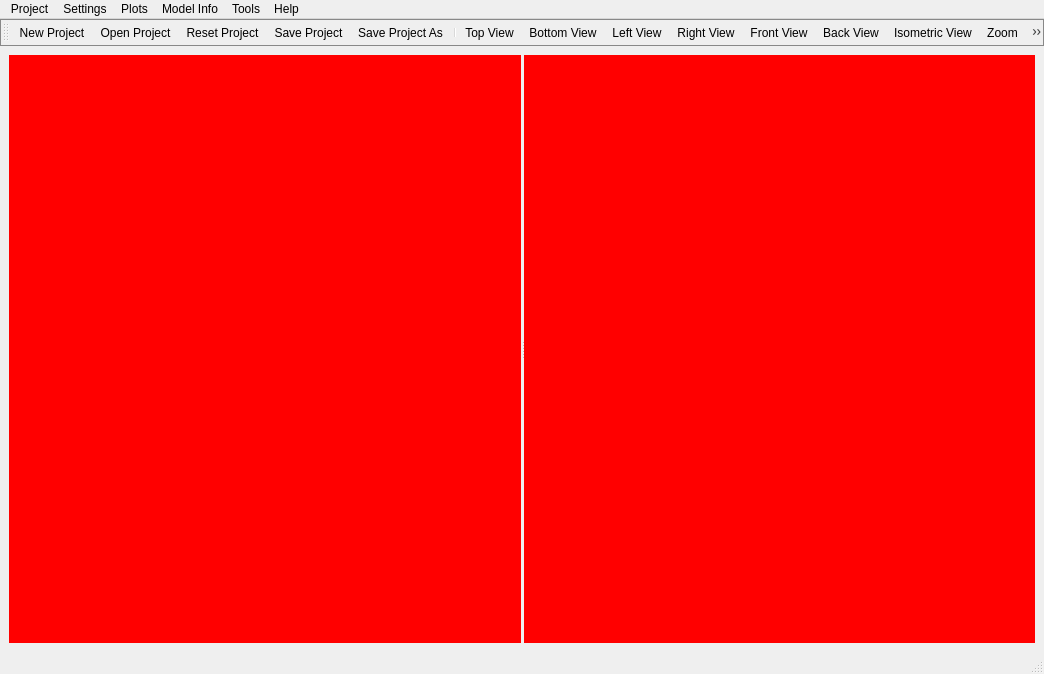
open-pulse/OpenPulse, file pulse/interface/data/ui_files/main_window.ui: the form before one commit.
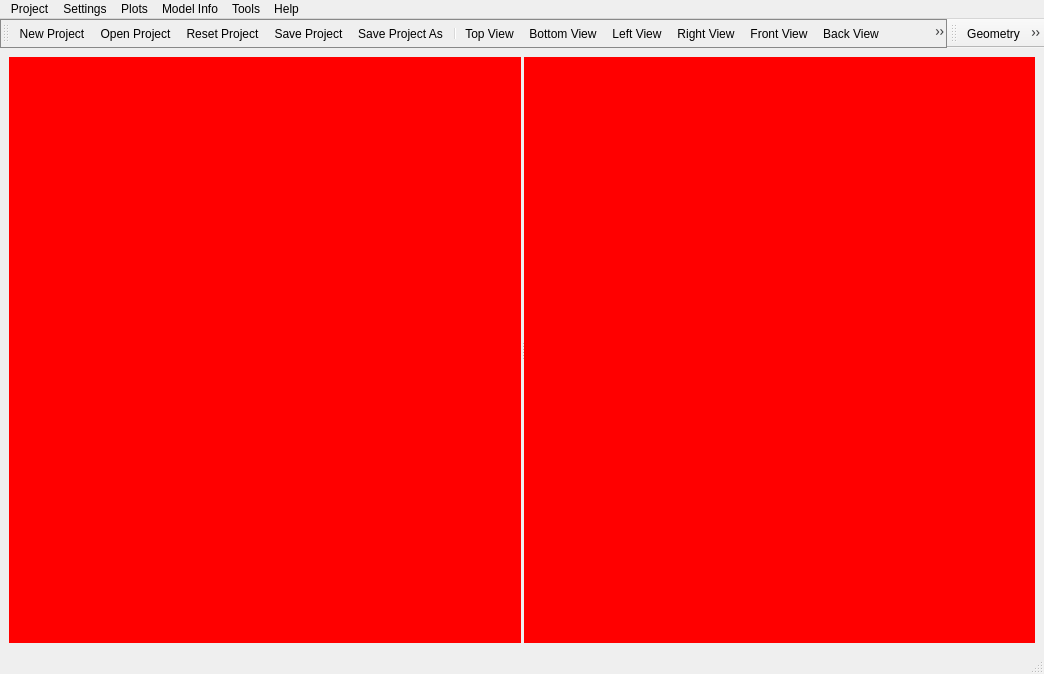
The form after the commit. Icons and pictures are not drawn.

Commit message: Separate workspaces in a dedicated toolbar

Diff of the .ui file:
```diff
--- a/pulse/interface/data/ui_files/main_window.ui
+++ b/pulse/interface/data/ui_files/main_window.ui
@@ -224,6 +224,20 @@
    <addaction name="action_section_plane"/>
    <addaction name="action_show_transparent"/>
    <addaction name="separator"/>
+  </widget>
+  <widget class="QToolBar" name="workspaces_tool_bar">
+   <property name="windowTitle">
+    <string>toolBar</string>
+   </property>
+   <property name="toolButtonStyle">
+    <enum>Qt::ToolButtonStyle::ToolButtonTextBesideIcon</enum>
+   </property>
+   <attribute name="toolBarArea">
+    <enum>TopToolBarArea</enum>
+   </attribute>
+   <attribute name="toolBarBreak">
+    <bool>false</bool>
+   </attribute>
    <addaction name="action_geometry_editor_workspace"/>
    <addaction name="action_model_setup_workspace"/>
    <addaction name="action_results_workspace"/>
@@ -830,7 +844,7 @@
      <normaloff>:/icons/common/model_settings.png</normaloff>:/icons/common/model_settings.png</iconset>
    </property>
    <property name="text">
-    <string>Geometry Editor Workspace Action</string>
+    <string>Geometry</string>
    </property>
    <property name="toolTip">
     <string>Geometry editor workspace</string>
@@ -842,7 +856,7 @@
      <normaloff>:/icons/common/engineering.png</normaloff>:/icons/common/engineering.png</iconset>
    </property>
    <property name="text">
-    <string>Geometry Model Setup Workspace Action</string>
+    <string>Model</string>
    </property>
    <property name="toolTip">
     <string>Model setup workspace</string>
@@ -854,7 +868,7 @@
      <normaloff>:/icons/common/calculate.png</normaloff>:/icons/common/calculate.png</iconset>
    </property>
    <property name="text">
-    <string>Results Workspace Action</string>
+    <string>Results</string>
    </property>
    <property name="toolTip">
     <string>Results workspace</string>
```
Left out of the diff: 66 changed lines with no effect on the pictures. The commit also changes 4 other files.
